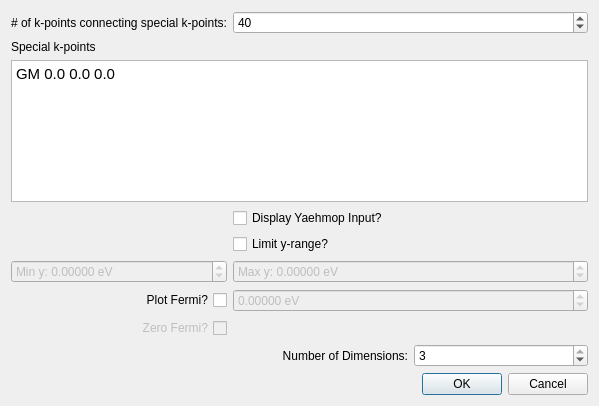
First picture: the form in avogadro/qtplugins/yaehmop/banddialog.ui, repository OpenChemistry/avogadrolibs, before the edit.
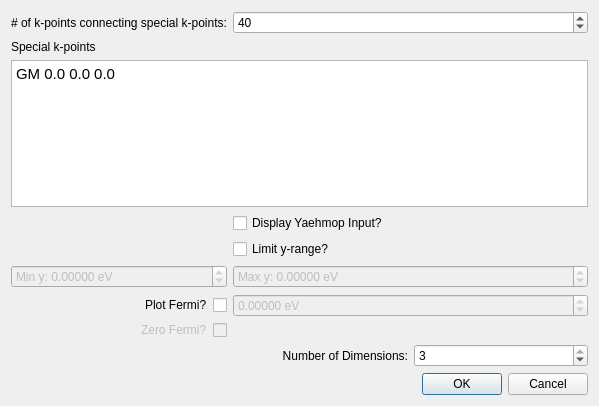
Second picture: the form after the edit.

Commit message: Fix dialog layout mirroring for right-to-left locales

Diff of the .ui file:
```diff
--- a/avogadro/qtplugins/yaehmop/banddialog.ui
+++ b/avogadro/qtplugins/yaehmop/banddialog.ui
@@ -14,7 +14,7 @@
    <string>Yaehmop Band</string>
   </property>
   <layout class="QGridLayout" name="gridLayout">
-   <item row="11" column="1" colspan="3">
+   <item row="11" column="0" colspan="4">
     <widget class="QDialogButtonBox" name="buttonBox">
      <property name="orientation">
       <enum>Qt::Horizontal</enum>
@@ -24,7 +24,7 @@
      </property>
     </widget>
    </item>
-   <item row="6" column="1">
+   <item row="6" column="0" colspan="2">
     <widget class="QDoubleSpinBox" name="spin_minY">
      <property name="enabled">
       <bool>false</bool>
@@ -46,16 +46,42 @@
      </property>
     </widget>
    </item>
+   <item row="8" column="0" alignment="Qt::AlignRight|Qt::AlignVCenter">
+    <widget class="QLabel" name="label_plotFermi">
+     <property name="text">
+      <string>Plot Fermi?</string>
+     </property>
+     <property name="buddy">
+      <cstring>cb_plotFermi</cstring>
+     </property>
+    </widget>
+   </item>
    <item row="8" column="1">
     <widget class="QCheckBox" name="cb_plotFermi">
+     <property name="sizePolicy">
+      <sizepolicy hsizetype="Fixed" vsizetype="Fixed">
+       <horstretch>0</horstretch>
+       <verstretch>0</verstretch>
+      </sizepolicy>
+     </property>
      <property name="toolTip">
       <string>&lt;html&gt;&lt;head/&gt;&lt;body&gt;&lt;p&gt;The Fermi level should be known before checking this box. You can discover the Fermi level by performing a density of states calculation and displaying the data (it will be at the top of the data). In addition, if a density of states calculation is performed, the Fermi level here will automatically be set to what was detected during the density of states calculation.&lt;/p&gt;&lt;p&gt;If this box is checked, be sure the correct Fermi level is set in the spinbox on the right.&lt;/p&gt;&lt;p&gt;Default: off&lt;/p&gt;&lt;/body&gt;&lt;/html&gt;</string>
      </property>
-     <property name="layoutDirection">
-      <enum>Qt::RightToLeft</enum>
+     <property name="text">
+      <string/>
      </property>
+    </widget>
+   </item>
+   <item row="9" column="0" alignment="Qt::AlignRight|Qt::AlignVCenter">
+    <widget class="QLabel" name="label_zeroFermi">
+     <property name="enabled">
+      <bool>false</bool>
+     </property>
      <property name="text">
-      <string>Plot Fermi?</string>
+      <string>Zero Fermi?</string>
+     </property>
+     <property name="buddy">
+      <cstring>cb_zeroFermi</cstring>
      </property>
     </widget>
    </item>
@@ -64,25 +90,28 @@
      <property name="enabled">
       <bool>false</bool>
      </property>
+     <property name="sizePolicy">
+      <sizepolicy hsizetype="Fixed" vsizetype="Fixed">
+       <horstretch>0</horstretch>
+       <verstretch>0</verstretch>
+      </sizepolicy>
+     </property>
      <property name="toolTip">
       <string>&lt;html&gt;&lt;head/&gt;&lt;body&gt;&lt;p&gt;Adjust the energies so that the zero is the Fermi? Only available if we are plotting the Fermi level.&lt;/p&gt;&lt;p&gt;&lt;br/&gt;&lt;/p&gt;&lt;p&gt;Default: off&lt;/p&gt;&lt;/body&gt;&lt;/html&gt;</string>
      </property>
-     <property name="layoutDirection">
-      <enum>Qt::RightToLeft</enum>
-     </property>
      <property name="text">
-      <string>Zero Fermi?</string>
+      <string/>
      </property>
     </widget>
    </item>
-   <item row="0" column="1">
+   <item row="0" column="0" colspan="2">
     <widget class="QLabel" name="label">
      <property name="text">
       <string># of k-points connecting special k-points:</string>
      </property>
     </widget>
    </item>
-   <item row="1" column="1">
+   <item row="1" column="0" colspan="2">
     <widget class="QLabel" name="label_2">
      <property name="text">
       <string>Special k-points</string>
@@ -136,7 +165,7 @@
      </property>
     </widget>
    </item>
-   <item row="2" column="1" colspan="3">
+   <item row="2" column="0" colspan="4">
     <widget class="QTextEdit" name="edit_specialKPoints">
      <property name="toolTip">
       <string>&lt;html&gt;&lt;head/&gt;&lt;body&gt;&lt;p&gt;Enter special k-points as such:&lt;/p&gt;&lt;p&gt;L 0.5 0.5 0.5&lt;/p&gt;&lt;p&gt;G 0.0 0.0 0.0&lt;/p&gt;&lt;p&gt;X 0.5 0.0 0.5&lt;/p&gt;&lt;p&gt;That is, &amp;lt;symbol&amp;gt; &amp;lt;x&amp;gt; &amp;lt;y&amp;gt; &amp;lt;z&amp;gt; where x, y, and z are fractional reciprocal space coordinates. Lines will be drawn connecting these k-points on the graph in the order you put them in. Please note that the orientation of your cell may have an effect on the locations of these reciprocal space points.&lt;/p&gt;&lt;p&gt;If the space group of the crystal has been perceived or set, the special k points will be automatically filled up with the primitive cell high symmetry points for that space group. There are a few space groups will different high symmetry points depending on the lattice (such as if a &amp;gt; b or a &amp;lt; b) - that is taken into account automatically.&lt;/p&gt;&lt;/body&gt;&lt;/html&gt;</string>
@@ -187,9 +216,6 @@
      <property name="toolTip">
       <string>&lt;html&gt;&lt;head/&gt;&lt;body&gt;&lt;p&gt;The number of periodic dimensions.&lt;/p&gt;&lt;p&gt;&lt;br/&gt;&lt;/p&gt;&lt;p&gt;If this is set to 1, the material will be periodic only along the A vector of the crystal.&lt;/p&gt;&lt;p&gt;&lt;br/&gt;&lt;/p&gt;&lt;p&gt;If this is set to 2, the material will be periodic along both the A and B vectors of the crystal.&lt;/p&gt;&lt;p&gt;&lt;br/&gt;&lt;/p&gt;&lt;p&gt;If this is set to 3, the material will be periodic along the A, B, and C vectors of the crystal.&lt;/p&gt;&lt;p&gt;&lt;br/&gt;&lt;/p&gt;&lt;/body&gt;&lt;/html&gt;</string>
      </property>
-     <property name="layoutDirection">
-      <enum>Qt::LeftToRight</enum>
-     </property>
      <property name="text">
       <string>Number of Dimensions:</string>
      </property>
```
Left out of the diff: 6 changed lines with no effect on the pictures. The commit also changes 1 other file.
